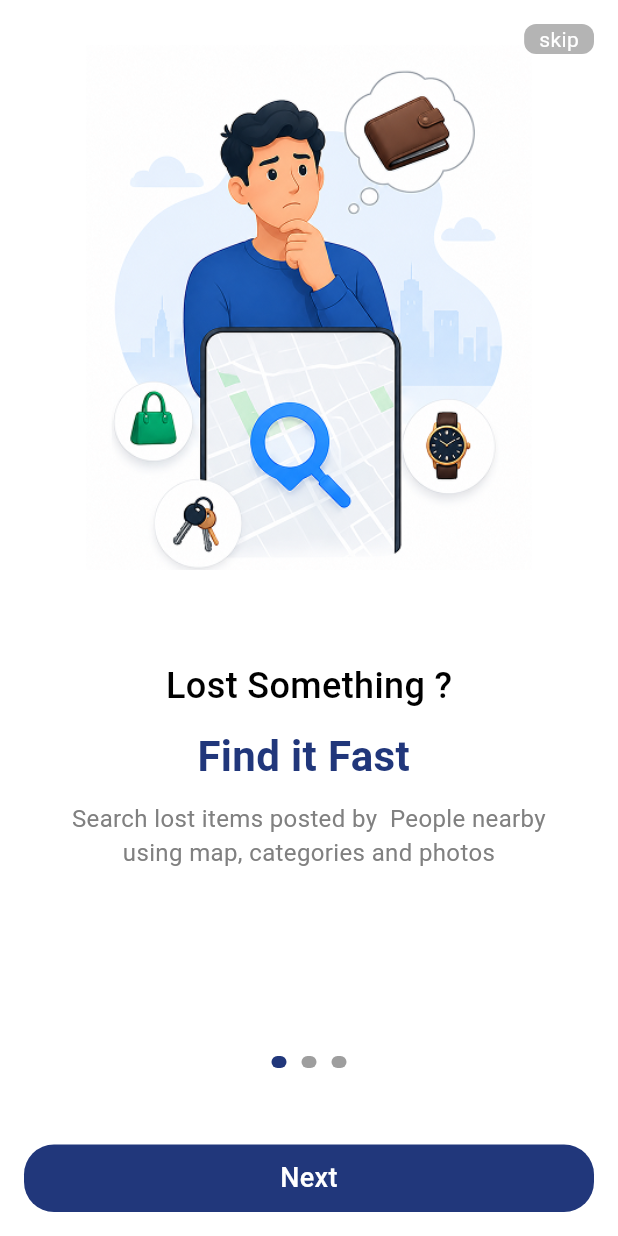
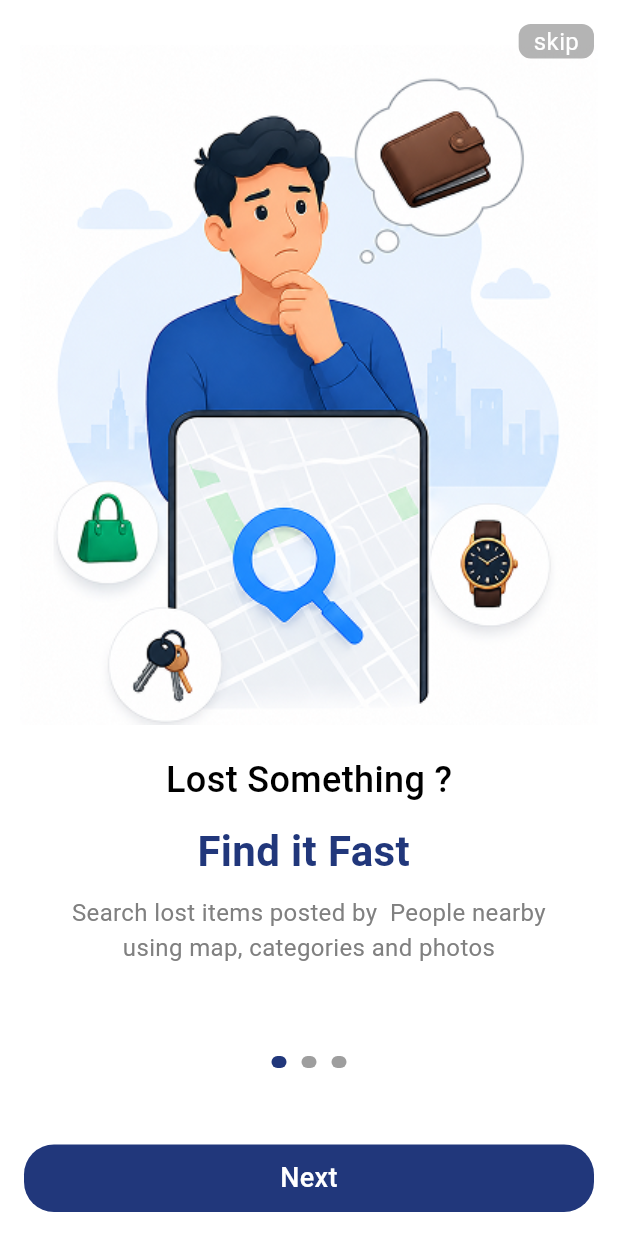
Before and after one commit to Divadine/LostAndFound, a Flutter app: the screen it shows after launch, on a phone screen of 412 x 824 dp. Run offline on Flutter 3.47's test engine with Material 3 defaults, Android fonts, the phone set to English and light mode, and no system bars; our stand-ins replace cached_network_image, cloud_firestore, connectivity_plus, device_info_plus, dio, dotted_border and 15 more; missing offline and left inert: audio_waveforms, record, webview_flutter_android; accounts and stored records are empty; Roboto replaces fonts that are missing (BricolageGrotesque); project files that could hold a hidden picture were left out.

Commit message:
bug changed in otp

```diff
--- a/lib/screens/authentication/login_screen.dart
+++ b/lib/screens/authentication/login_screen.dart
@@ -89,7 +89,7 @@ class _LoginScreenState extends State<LoginScreen> {
                       ),
                       AppText(
                         text: 'Welcome back! We’re excited to have you here again.',
-                        fontWeight: FontWeight.w400,
+                        fontWeight: FontWeight.w500,
                         fontSize: 14,
                         color: AppColors.primaryColor,
                         textAlign: TextAlign.center,
--- a/lib/screens/authentication/onboarding_screen.dart
+++ b/lib/screens/authentication/onboarding_screen.dart
@@ -81,19 +81,22 @@ class OnboardingScreenState extends State<OnboardingScreen> {
                         child: Column(
                           spacing: 10,
                           crossAxisAlignment: .center,
-                          mainAxisAlignment: .center,
+                          mainAxisAlignment: .spaceAround,
                           children: [
                             const SizedBox(height: 20),
                             SizedBox(
-                              height: AppUtils.isTab ? 500 : 350,
+
+                              // height: AppUtils.isTab ? 500 : 350,
                               child: AppIconWidget(
                                 assetPath: model.image,
-                                fit: BoxFit.cover,
+                                fit: BoxFit.contain,
+                                size: MediaQuery.sizeOf(context).width,
+                                height: MediaQuery.sizeOf(context).height*0.55,
 
                               ),
                             ),
 
-                            const SizedBox(height: 40),
+                            const SizedBox(),
                             AppText(
                               text: model.title,
                               fontSize: 24,
@@ -113,7 +116,7 @@ class OnboardingScreenState extends State<OnboardingScreen> {
                               textAlign: .center,
                               fontWeight: FontWeight.w400,
                             ).padHorizontal(30),
-                            const SizedBox(height: 20),
+                            const SizedBox(),
                           ],
                         ),
                       ),
@@ -139,7 +142,7 @@ class OnboardingScreenState extends State<OnboardingScreen> {
                               ),
                               child: AppText(
                                 text: 'skip',
-                                fontSize: 14,
+                                fontSize: 16,
                                 fontWeight: FontWeight.w400,
                                 color: AppColors.white,
                               ),
--- a/lib/screens/authentication/register_screen.dart
+++ b/lib/screens/authentication/register_screen.dart
@@ -179,7 +179,7 @@ class _RegisterScreenState extends State<RegisterScreen> {
                   spacing: 20,
                   children: [
                     AppText(
-                      text: 'Register Screen',
+                      text: 'Register',
                       fontSize: 16,
                       fontWeight: FontWeight.w600,
                       color: AppColors.primaryColor,
@@ -187,7 +187,7 @@ class _RegisterScreenState extends State<RegisterScreen> {
                     AppText(
                       text:
                       'Start your journey by registering now. Fill in Your details to create an account.',
-                      fontWeight: FontWeight.w400,
+                      fontWeight: FontWeight.w500,
                       fontSize: 14,
                       color: AppColors.primaryColor,
                       textAlign: TextAlign.center,
--- a/lib/screens/otp_screen_shared.dart
+++ b/lib/screens/otp_screen_shared.dart
@@ -189,7 +189,7 @@ class _OtpSharedScreenState extends State<OtpSharedScreen> {
             text: widget.isAlternateNumber
                 ? "We have sent a 4-digit OTP to +91 ${widget.mobileNumber}"
                 : 'Please enter the OTP sent to your entered mobile number to continue.',
-            fontWeight: FontWeight.w400,
+            fontWeight: FontWeight.w500,
             fontSize: 14,
             color: AppColors.primaryColor,
             textAlign: TextAlign.center,
@@ -203,7 +203,7 @@ class _OtpSharedScreenState extends State<OtpSharedScreen> {
               return Row(
                 crossAxisAlignment: CrossAxisAlignment.center,
                 mainAxisAlignment: MainAxisAlignment.center,
-                spacing: 10,
+                spacing: 15,
                 children: List.generate(_controller.length, (index) {
                   return Container(
                     height: 50,
--- a/lib/shared_widgets/app_icon_widget.dart
+++ b/lib/shared_widgets/app_icon_widget.dart
@@ -4,6 +4,7 @@ import 'package:flutter_svg/svg.dart';
 class AppIconWidget extends StatelessWidget {
   final String assetPath;
   final double? size;
+  final double? height;
   final Color? color;
   final BoxFit fit;
 
@@ -11,6 +12,7 @@ class AppIconWidget extends StatelessWidget {
     super.key,
     required this.assetPath,
     this.size,
+    this.height,
     this.color,
     this.fit = BoxFit.contain,
   });
@@ -34,7 +36,7 @@ class AppIconWidget extends StatelessWidget {
     return Image.asset(
       assetPath,
       width: size,
-      height: size,
+      height: height ?? size,
       fit: fit,
       color: color,
     );
--- a/lib/shared_widgets/app_text_field.dart
+++ b/lib/shared_widgets/app_text_field.dart
@@ -130,7 +130,7 @@ class AppTextField extends StatelessWidget {
                     borderRadius ?? BorderRadius.circular(6),
                     borderSide: BorderSide(
                       color: borderColor ??
-                          AppColors.fieldGrey.withAlpha(20),
+                          AppColors.fieldGrey,
                     ),
                   ),
                   focusedBorder: OutlineInputBorder(
@@ -138,7 +138,7 @@ class AppTextField extends StatelessWidget {
                     borderRadius ?? BorderRadius.circular(6),
                     borderSide: BorderSide(
                       color: borderColor ??
-                          AppColors.fieldGrey.withAlpha(20),
+                          AppColors.fieldGrey,
                     ),
                   ),
                   errorBorder: OutlineInputBorder(
```
